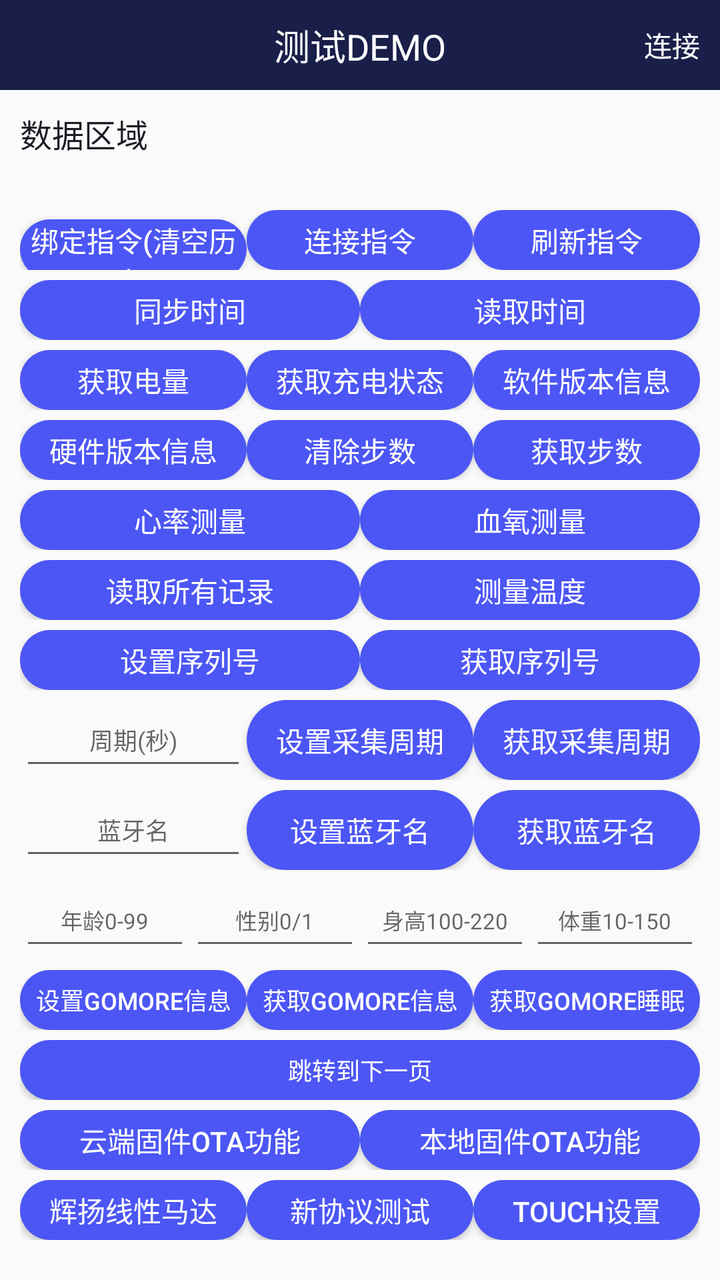
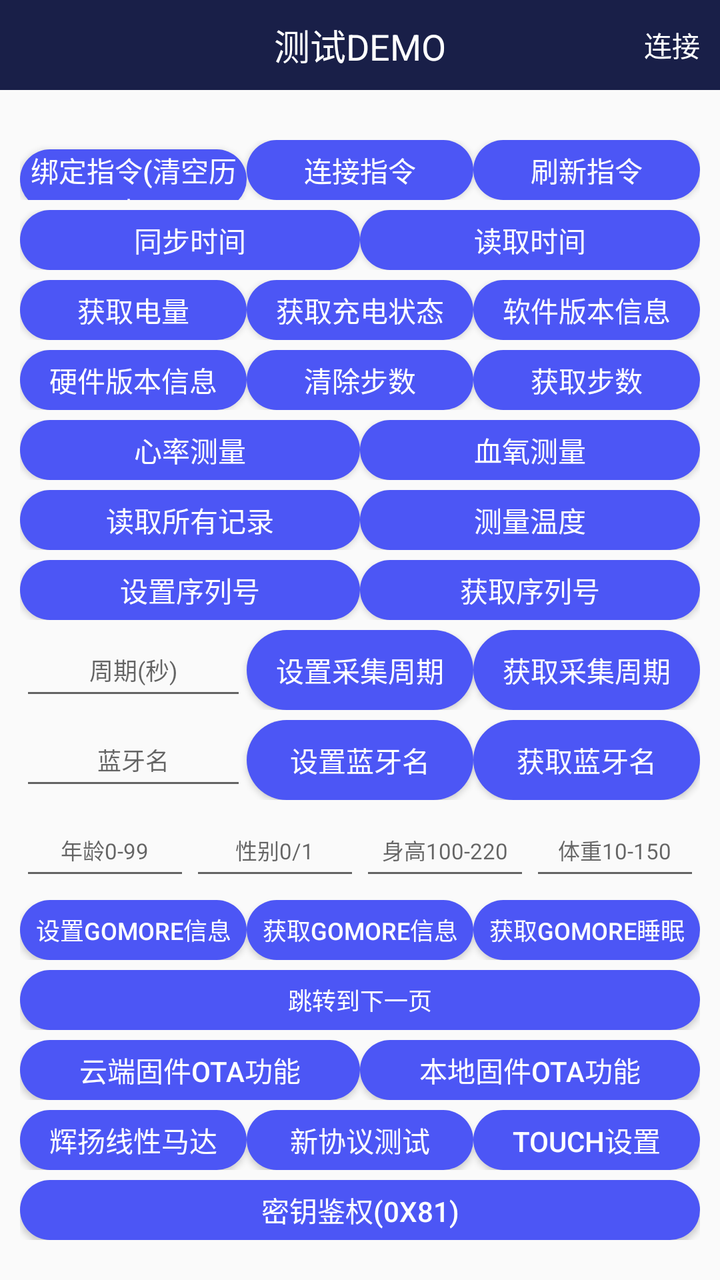

The first picture is an Android layout as it rendered before a commit; the second is the same layout after the commit. The layout source and the unified diff follow.
<!-- AndroidManifest.xml: application theme AppTheme -->
<!-- res/layout/activity_test.xml -->
<?xml version="1.0" encoding="utf-8"?>
<LinearLayout xmlns:android="http://schemas.android.com/apk/res/android"
    xmlns:app="http://schemas.android.com/apk/res-auto"
    xmlns:tools="http://schemas.android.com/tools"
    android:layout_width="match_parent"
    android:layout_height="match_parent"
    android:orientation="vertical"
    android:paddingBottom="10dp"
    android:fitsSystemWindows="true"
    tools:context=".activity.TestActivity">

    <RelativeLayout
        android:layout_width="match_parent"
        android:layout_height="45dp"
        android:background="@color/colorPrimary">
        <TextView
            android:layout_width="wrap_content"
            android:layout_height="wrap_content"
            android:text="测试DEMO"
            android:textSize="18sp"
            android:layout_centerInParent="true"
            android:textColor="@color/white"/>
        <TextView
            android:id="@+id/tv_connect"
            android:layout_width="wrap_content"
            android:layout_height="wrap_content"
            android:text="连接"
            android:textSize="14sp"
            android:layout_centerVertical="true"
            android:layout_marginRight="10dp"
            android:layout_alignParentRight="true"
            android:textColor="@color/white"/>
    </RelativeLayout>
    <TextView
        android:id="@+id/tv_result"
        android:layout_width="match_parent"
        android:layout_height="0dp"
        android:layout_weight="1"
        android:text="数据区域"
        android:scrollbars="vertical"
        android:padding="10dp"
        android:lineSpacingExtra="5dp"
        android:textSize="16sp"
        android:textColor="@color/colorPrimaryDark"/>
    <LinearLayout
        android:layout_width="match_parent"
        android:layout_height="wrap_content"
        android:padding="10dp"
        android:orientation="vertical">

        <LinearLayout
            android:layout_width="match_parent"
            android:layout_height="30dp"
            android:layout_marginTop="5dp"
            android:orientation="horizontal">
            <Button
                android:id="@+id/bt_app_bind"
                android:layout_width="0dp"
                android:layout_weight="1"
                android:layout_height="wrap_content"
                android:text="绑定指令(清空历史)"
                android:textSize="14sp"
                android:textColor="@color/white"
                android:background="@drawable/button_bg_state"/>

            <Button
                android:id="@+id/bt_app_connect"
                android:layout_width="0dp"
                android:layout_weight="1"
                android:layout_height="wrap_content"
                android:text="连接指令"
                android:textSize="14sp"
                android:textColor="@color/white"
                android:background="@drawable/button_bg_state"/>
            <Button
                android:id="@+id/bt_app_refresh"
                android:layout_width="0dp"
                android:layout_weight="1"
                android:layout_height="wrap_content"
                android:text="刷新指令"
                android:textSize="14sp"
                android:textColor="@color/white"
                android:background="@drawable/button_bg_state"/>
        </LinearLayout>

        <LinearLayout
            android:layout_width="match_parent"
            android:layout_height="30dp"
            android:layout_marginTop="5dp"
            android:orientation="horizontal">
            <Button
                android:id="@+id/bt_sync_time"
                android:layout_width="0dp"
                android:layout_weight="1"
                android:layout_height="wrap_content"
                android:text="同步时间"
                android:textSize="14sp"
                android:textColor="@color/white"
                android:background="@drawable/button_bg_state"/>
            <Button
                android:id="@+id/bt_read_time"
                android:layout_width="0dp"
                android:layout_weight="1"
                android:layout_height="wrap_content"
                android:text="读取时间"
                android:textSize="14sp"
                android:textColor="@color/white"
                android:background="@drawable/button_bg_state"/>
        </LinearLayout>



        <LinearLayout
            android:layout_width="match_parent"
            android:layout_height="30dp"
            android:layout_marginTop="5dp"
            android:orientation="horizontal">
            <Button
                android:id="@+id/bt_battery"
                android:layout_width="0dp"
                android:layout_weight="1"
                android:layout_height="wrap_content"
                android:text="获取电量"
                android:textSize="14sp"
                android:textColor="@color/white"
                android:background="@drawable/button_bg_state"/>
            <Button
                android:id="@+id/bt_battery_state"
                android:layout_width="0dp"
                android:layout_weight="1"
                android:layout_height="wrap_content"
                android:text="获取充电状态"
                android:textSize="14sp"
                android:textColor="@color/white"
                android:background="@drawable/button_bg_state"/>
            <Button
                android:id="@+id/bt_soft_version"
                android:layout_width="0dp"
                android:layout_weight="1"
                android:layout_height="wrap_content"
                android:text="软件版本信息"
                android:textSize="14sp"
                android:textColor="@color/white"
                android:background="@drawable/button_bg_state"/>
        </LinearLayout>
        <LinearLayout
            android:layout_width="match_parent"
            android:layout_height="30dp"
            android:layout_marginTop="5dp"
            android:orientation="horizontal">
            <Button
                android:id="@+id/bt_hardware_version"
                android:layout_width="0dp"
                android:layout_weight="1"
                android:layout_height="wrap_content"
                android:text="硬件版本信息"
                android:textSize="14sp"
                android:textColor="@color/white"
                android:background="@drawable/button_bg_state"/>
            <Button
                android:id="@+id/bt_clear_step"
                android:layout_width="0dp"
                android:layout_weight="1"
                android:layout_height="wrap_content"
                android:text="清除步数"
                android:textSize="14sp"
                android:textColor="@color/white"
                android:background="@drawable/button_bg_state"/>
            <Button
                android:id="@+id/bt_step"
                android:layout_width="0dp"
                android:layout_weight="1"
                android:layout_height="wrap_content"
                android:text="获取步数"
                android:textSize="14sp"
                android:textColor="@color/white"
                android:background="@drawable/button_bg_state"/>
        </LinearLayout>

        <LinearLayout
            android:layout_width="match_parent"
            android:layout_height="30dp"
            android:layout_marginTop="5dp"
            android:orientation="horizontal">
            <Button
                android:id="@+id/bt_heart"
                android:layout_width="0dp"
                android:layout_weight="1"
                android:layout_height="wrap_content"
                android:text="心率测量"
                android:textSize="14sp"
                android:textColor="@color/white"
                android:background="@drawable/button_bg_state"/>
            <Button
                android:id="@+id/bt_blood_oxygen"
                android:layout_width="0dp"
                android:layout_weight="1"
                android:layout_height="wrap_content"
                android:text="血氧测量"
                android:textSize="14sp"
                android:textColor="@color/white"
                android:background="@drawable/button_bg_state"/>
        </LinearLayout>
        <LinearLayout
            android:layout_width="match_parent"
            android:layout_height="30dp"
            android:layout_marginTop="5dp"
            android:orientation="horizontal">
            <Button
                android:id="@+id/bt_read_log"
                android:layout_width="0dp"
                android:layout_weight="1"
                android:layout_height="wrap_content"
                android:text="读取所有记录"
                android:textSize="14sp"
                android:textColor="@color/white"
                android:background="@drawable/button_bg_state"/>
            <Button
                android:id="@+id/bt_test_temp"
                android:layout_width="0dp"
                android:layout_weight="1"
                android:layout_height="wrap_content"
                android:text="测量温度"
                android:textSize="14sp"
                android:textColor="@color/white"
                android:background="@drawable/button_bg_state"/>
        </LinearLayout>
        <LinearLayout
            android:layout_width="match_parent"
            android:layout_height="30dp"
            android:layout_marginTop="5dp"
            android:orientation="horizontal">
            <Button
                android:id="@+id/bt_setSn"
                android:layout_width="0dp"
                android:layout_weight="1"
                android:layout_height="wrap_content"
                android:text="设置序列号"
                android:textSize="14sp"
                android:textColor="@color/white"
                android:background="@drawable/button_bg_state"/>
            <Button
                android:id="@+id/bt_getSn"
                android:layout_width="0dp"
                android:layout_weight="1"
                android:layout_height="wrap_content"
                android:text="获取序列号"
                android:textSize="14sp"
                android:textColor="@color/white"
                android:background="@drawable/button_bg_state"/>



        </LinearLayout>

        <LinearLayout
            android:layout_width="match_parent"
            android:layout_height="40dp"
            android:layout_marginTop="5dp"
            android:orientation="horizontal">
            <EditText
                android:id="@+id/et_collection_period"
                android:layout_width="0dp"
                android:layout_weight="1"
                android:layout_height="match_parent"
                android:hint="周期(秒)"
                android:inputType="number"
                android:textSize="12sp"
                android:gravity="center"
                android:paddingTop="2dp"
                android:paddingBottom="2dp"
                android:importantForAutofill="no" />
            <Button
                android:id="@+id/bt_setCollection"
                android:layout_width="0dp"
                android:layout_weight="1"
                android:layout_height="wrap_content"
                android:text="设置采集周期"
                android:textSize="14sp"
                android:textColor="@color/white"
                android:background="@drawable/button_bg_state"/>
            <Button
                android:id="@+id/btn_getCollection"
                android:layout_width="0dp"
                android:layout_weight="1"
                android:layout_height="wrap_content"
                android:text="获取采集周期"
                android:textSize="14sp"
                android:textColor="@color/white"
                android:background="@drawable/button_bg_state"/>



        </LinearLayout>

        <LinearLayout
            android:layout_width="match_parent"
            android:layout_height="40dp"
            android:layout_marginTop="5dp"
            android:orientation="horizontal">


            <EditText
                android:id="@+id/et_bluetooth_name"
                android:layout_width="0dp"
                android:layout_weight="1"
                android:layout_height="match_parent"
                android:hint="蓝牙名"
                android:textSize="12sp"
                android:gravity="center"
                android:paddingTop="2dp"
                android:paddingBottom="2dp"
                android:importantForAutofill="no" />
            <Button
                android:id="@+id/bt_setBluttoothName"
                android:layout_width="0dp"
                android:layout_weight="1"
                android:layout_height="wrap_content"
                android:text="设置蓝牙名"
                android:textSize="14sp"
                android:textColor="@color/white"
                android:background="@drawable/button_bg_state"/>

            <Button
                android:id="@+id/bt_getBluttoothName"
                android:layout_width="0dp"
                android:layout_weight="1"
                android:layout_height="wrap_content"
                android:text="获取蓝牙名"
                android:textSize="14sp"
                android:textColor="@color/white"
                android:background="@drawable/button_bg_state"/>
        </LinearLayout>

        <LinearLayout
            android:layout_width="match_parent"
            android:layout_height="40dp"
            android:layout_marginTop="5dp"
            android:orientation="horizontal">

            <EditText
                android:id="@+id/et_gomore_age"
                android:layout_width="0dp"
                android:layout_weight="1"
                android:layout_height="match_parent"
                android:hint="年龄0-99"
                android:inputType="number"
                android:textSize="11sp"
                android:gravity="center"
                android:paddingTop="2dp"
                android:paddingBottom="2dp"
                android:importantForAutofill="no" />

            <EditText
                android:id="@+id/et_gomore_sex"
                android:layout_width="0dp"
                android:layout_weight="1"
                android:layout_height="match_parent"
                android:hint="性别0/1"
                android:inputType="number"
                android:textSize="11sp"
                android:gravity="center"
                android:paddingTop="2dp"
                android:paddingBottom="2dp"
                android:importantForAutofill="no" />

            <EditText
                android:id="@+id/et_gomore_height"
                android:layout_width="0dp"
                android:layout_weight="1"
                android:layout_height="match_parent"
                android:hint="身高100-220"
                android:inputType="number"
                android:textSize="11sp"
                android:gravity="center"
                android:paddingTop="2dp"
                android:paddingBottom="2dp"
                android:importantForAutofill="no" />

            <EditText
                android:id="@+id/et_gomore_weight"
                android:layout_width="0dp"
                android:layout_weight="1"
                android:layout_height="match_parent"
                android:hint="体重10-150"
                android:inputType="number"
                android:textSize="11sp"
                android:gravity="center"
                android:paddingTop="2dp"
                android:paddingBottom="2dp"
                android:importantForAutofill="no" />
        </LinearLayout>

        <LinearLayout
            android:layout_width="match_parent"
            android:layout_height="30dp"
            android:layout_marginTop="5dp"
            android:orientation="horizontal">
            <Button
                android:id="@+id/bt_gomore_user"
                android:layout_width="0dp"
                android:layout_weight="1"
                android:layout_height="wrap_content"
                android:text="设置Gomore信息"
                android:textSize="12sp"
                android:textColor="@color/white"
                android:background="@drawable/button_bg_state"/>
            <Button
                android:id="@+id/bt_get_gomore_user"
                android:layout_width="0dp"
                android:layout_weight="1"
                android:layout_height="wrap_content"
                android:text="获取Gomore信息"
                android:textSize="12sp"
                android:textColor="@color/white"
                android:background="@drawable/button_bg_state"/>

            <Button
                android:id="@+id/bt_gomore_test"
                android:layout_width="0dp"
                android:layout_weight="1"
                android:layout_height="wrap_content"
                android:text="获取gomore睡眠"
                android:textSize="12sp"
                android:textColor="@color/white"
                android:background="@drawable/button_bg_state"/>


        </LinearLayout>

        <LinearLayout
            android:layout_width="match_parent"
            android:layout_height="30dp"
            android:layout_marginTop="5dp"
            android:orientation="horizontal">
            <Button
                android:id="@+id/bt_get_page2"
                android:layout_width="0dp"
                android:layout_weight="1"
                android:layout_height="wrap_content"
                android:text="跳转到下一页"
                android:textSize="12sp"
                android:textColor="@color/white"
                android:background="@drawable/button_bg_state"/>



        </LinearLayout>
        <LinearLayout
            android:layout_width="match_parent"
            android:layout_height="30dp"
            android:layout_marginTop="5dp"
            android:orientation="horizontal">
            <Button
                android:id="@+id/btn_ota"
                android:layout_width="0dp"
                android:layout_weight="1"
                android:layout_height="wrap_content"
                android:text="云端固件OTA功能"
                android:textSize="14sp"
                android:textColor="@color/white"
                android:background="@drawable/button_bg_state"/>

            <Button
                android:id="@+id/btn_ota_local"
                android:layout_weight="1"
                android:layout_width="0dp"
                android:layout_height="wrap_content"
                android:text="本地固件OTA功能"
                android:textSize="14sp"
                android:textColor="@color/white"
                android:background="@drawable/button_bg_state"/>
        </LinearLayout>

        <LinearLayout
            android:layout_width="match_parent"
            android:layout_height="30dp"
            android:layout_marginTop="5dp"
            android:orientation="horizontal">
            <Button
                android:id="@+id/bt_linear_motor"
                android:layout_width="0dp"
                android:layout_weight="1"
                android:layout_height="wrap_content"
                android:text="辉扬线性马达"
                android:textSize="14sp"
                android:textColor="@color/white"
                android:background="@drawable/button_bg_state"/>


            <Button
                android:id="@+id/bt_new_protocol"
                android:layout_width="0dp"
                android:layout_weight="1"
                android:layout_height="wrap_content"
                android:text="新协议测试"
                android:textSize="14sp"
                android:textColor="@color/white"
                android:background="@drawable/button_bg_state"/>

            <Button
                android:id="@+id/bt_touch_setting"
                android:layout_width="0dp"
                android:layout_weight="1"
                android:layout_height="wrap_content"
                android:text="touch设置"
                android:textSize="14sp"
                android:textColor="@color/white"
                android:background="@drawable/button_bg_state"/>
        </LinearLayout>
    </LinearLayout>
</LinearLayout>
<!-- resources referenced by this layout -->
<resources>
  <color name="colorPrimary">#191F48</color>
  <color name="colorPrimaryDark">#1B1D25</color>
  <color name="white">#ffffff</color>
  <!-- drawable button_bg_state (drawable) -->
  <?xml version="1.0" encoding="utf-8"?>
  <selector xmlns:android="http://schemas.android.com/apk/res/android">
      <item android:state_pressed="false">
          <shape xmlns:android="http://schemas.android.com/apk/res/android">
              <corners android:radius="20dp" />
  
              <solid android:color="@color/lan_se" />
          </shape>
      </item>
      <item android:state_pressed="false">
          <shape xmlns:android="http://schemas.android.com/apk/res/android">
              <corners android:radius="20dp" />
  
              <solid android:color="@color/lan_se" />
          </shape>
      </item>
      <item android:state_pressed="true">
          <shape xmlns:android="http://schemas.android.com/apk/res/android">
              <corners android:radius="20dp" />
  
              <solid android:color="@color/lan_se_press" />
          </shape>
      </item>
  
  </selector>
  <style name="AppTheme" parent="Theme.AppCompat.Light.NoActionBar">
          
          <item name="colorPrimary">@color/colorPrimary</item>
          <item name="colorPrimaryDark">@color/colorPrimary</item>
          <item name="colorAccent">@color/colorAccent</item>
  
  
      </style>
  <color name="lan_se">#4C56F5</color>
  <color name="lan_se_press">#554C56F5</color>
  <color name="colorAccent">#03DAC5</color>
</resources>

<!-- the commit's change to res/layout/activity_test.xml (unified diff, before → after) -->
@@ -508,5 +508,22 @@
                 android:textColor="@color/white"
                 android:background="@drawable/button_bg_state"/>
         </LinearLayout>
+
+        
+        <LinearLayout
+            android:layout_width="match_parent"
+            android:layout_height="30dp"
+            android:layout_marginTop="5dp"
+            android:orientation="horizontal">
+            <Button
+                android:id="@+id/bt_device_key_auth"
+                android:layout_width="0dp"
+                android:layout_weight="1"
+                android:layout_height="wrap_content"
+                android:text="密钥鉴权(0x81)"
+                android:textSize="14sp"
+                android:textColor="@color/white"
+                android:background="@drawable/button_bg_state"/>
+        </LinearLayout>
     </LinearLayout>
 </LinearLayout>
